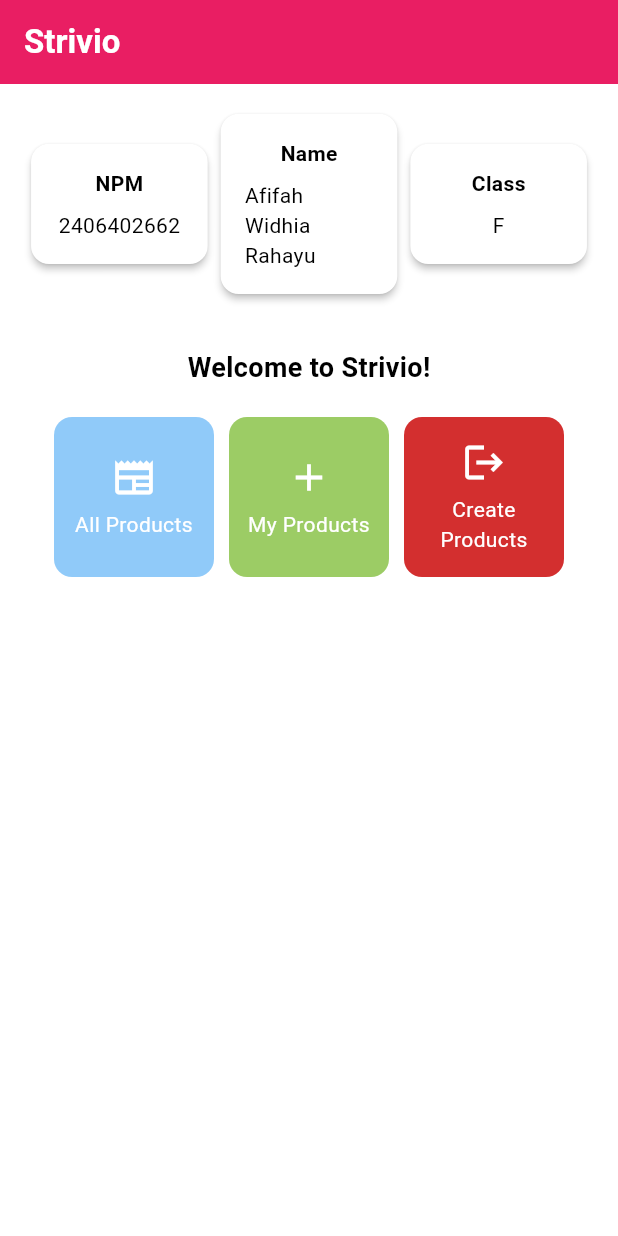
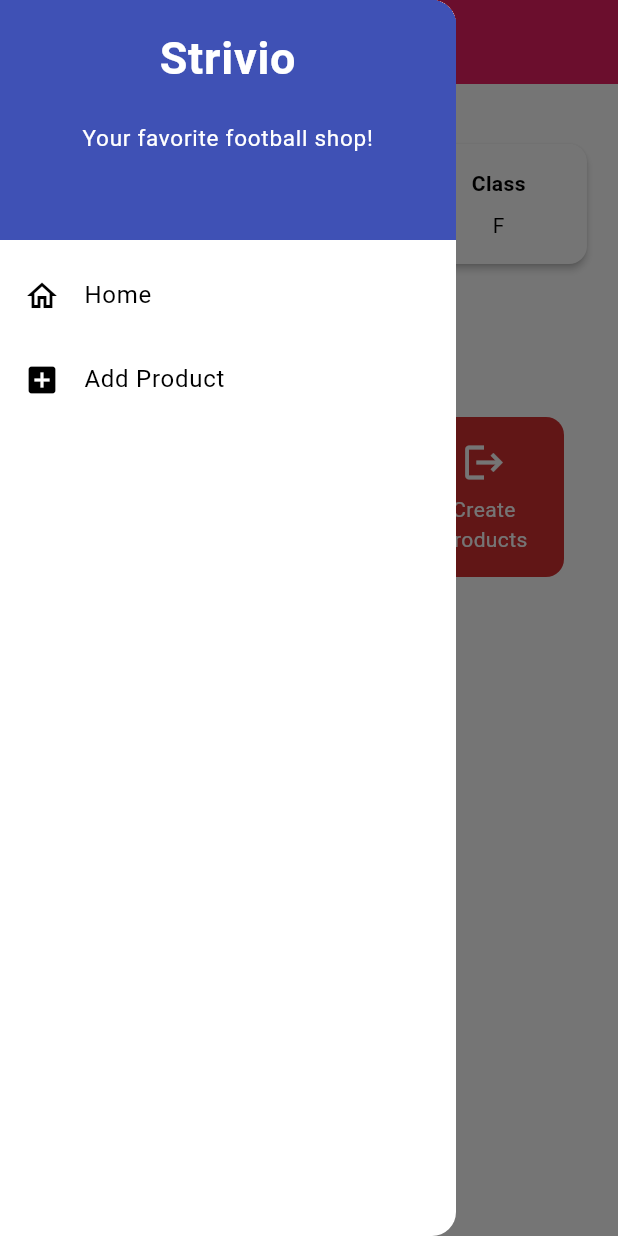
Before and after one commit to afifahwidhia/strivio-mobile, a Flutter app: the screen it shows after launch, with the side drawer open (before the commit the screen has no drawer), on a phone screen of 412 x 824 dp. Run offline on Flutter 3.47's test engine with Material 3 defaults, Android fonts, the phone set to English and light mode, and no system bars.

Commit message:
Update Tugas Individu 8

```diff
--- a/lib/main.dart
+++ b/lib/main.dart
@@ -1,5 +1,5 @@
 import 'package:flutter/material.dart';
-import 'package:strivio/menu.dart';
+import 'package:strivio/screens/menu.dart';
 
 void main() {
   runApp(const MyApp());
@@ -8,14 +8,17 @@ void main() {
 class MyApp extends StatelessWidget {
   const MyApp({super.key});
 
-  // This widget is the root of your application.
   @override
   Widget build(BuildContext context) {
     return MaterialApp(
-      title: 'Flutter Demo',
+      title: 'Strivio',
       theme: ThemeData(
-        colorScheme: ColorScheme.fromSwatch(primarySwatch: Colors.pink,
-        ).copyWith(secondary: Colors.pinkAccent[100]),
+        colorScheme: ColorScheme.fromSwatch(
+          primarySwatch: Colors.pink,
+        ).copyWith(
+          secondary: Colors.pinkAccent[100],
+        ),
+        useMaterial3: true,
       ),
       home: MyHomePage(),
     );
--- a/lib/menu.dart
+++ b/lib/screens/menu.dart
@@ -1,4 +1,7 @@
 import 'package:flutter/material.dart';
+import 'package:strivio/widgets/left_drawer.dart';
+import 'package:strivio/screens/product_form.dart';
+import 'package:strivio/widgets/item_card.dart';
 
 class MyHomePage extends StatelessWidget {
   MyHomePage({super.key});
@@ -10,7 +13,7 @@ class MyHomePage extends StatelessWidget {
   // List tombol (items)
   final List<ItemHomepage> items = [
     ItemHomepage("All Products", Icons.newspaper, Colors.blue.shade200),
-    ItemHomepage("My Products", Icons.add, Colors. lightGreen.shade400),
+    ItemHomepage("My Products", Icons.add, Colors.lightGreen.shade400),
     ItemHomepage("Create Products", Icons.logout, Colors.red.shade700),
   ];
 
@@ -31,6 +34,10 @@ class MyHomePage extends StatelessWidget {
         // Warna latar belakang AppBar diambil dari skema warna tema aplikasi.
         backgroundColor: Theme.of(context).colorScheme.primary,
       ),
+
+      // Tambahkan drawer di halaman utama
+      drawer: const LeftDrawer(),
+
       // Body halaman dengan padding di sekelilingnya.
       body: Padding(
         padding: const EdgeInsets.all(16.0),
@@ -133,58 +140,3 @@ class ItemHomepage {
 
   ItemHomepage(this.name, this.icon, this.color);
 }
-
-class ItemCard extends StatelessWidget {
-  // Menampilkan kartu dengan ikon dan nama.
-
-  final ItemHomepage item;
-
-  const ItemCard(this.item, {super.key});
-
-  @override
-  Widget build(BuildContext context) {
-    return Material(
-      // Menentukan warna latar belakang dari tema aplikasi.
-      color: item.color,
-      // Membuat sudut kartu melengkung.
-      borderRadius: BorderRadius.circular(12),
-
-      child: InkWell(
-        // Aksi ketika kartu ditekan.
-        onTap: () {
-          // Menampilkan pesan SnackBar saat kartu ditekan.
-          ScaffoldMessenger.of(context)
-            ..hideCurrentSnackBar()
-            ..showSnackBar(
-              SnackBar(
-                  content:
-                  Text("Kamu telah menekan tombol ${item.name}!")),
-            );
-        },
-        // Container untuk menyimpan Icon dan Text
-        child: Container(
-          padding: const EdgeInsets.all(8),
-          child: Center(
-            child: Column(
-              // Menyusun ikon dan teks di tengah kartu.
-              mainAxisAlignment: MainAxisAlignment.center,
-              children: [
-                Icon(
-                  item.icon,
-                  color: Colors.white,
-                  size: 30.0,
-                ),
-                const Padding(padding: EdgeInsets.all(3)),
-                Text(
-                  item.name,
-                  textAlign: TextAlign.center,
-                  style: const TextStyle(color: Colors.white),
-                ),
-              ],
-            ),
-          ),
-        ),
-      ),
-    );
-  }
-}
--- /dev/null
+++ b/lib/widgets/item_card.dart
@@ -0,0 +1,66 @@
+import 'package:flutter/material.dart';
+import 'package:strivio/screens/product_form.dart';
+import 'package:strivio/screens/menu.dart';
+
+class ItemCard extends StatelessWidget {
+  // Menampilkan kartu dengan ikon dan nama.
+
+  final ItemHomepage item;
+
+  const ItemCard(this.item, {super.key});
+
+  @override
+  Widget build(BuildContext context) {
+    return Material(
+      // Menentukan warna latar belakang dari tema aplikasi.
+      color: item.color,
+      // Membuat sudut kartu melengkung.
+      borderRadius: BorderRadius.circular(12),
+
+      child: InkWell(
+        // Aksi ketika kartu ditekan.
+        onTap: () {
+          // Menampilkan pesan SnackBar saat kartu ditekan.
+          ScaffoldMessenger.of(context)
+            ..hideCurrentSnackBar()
+            ..showSnackBar(
+              SnackBar(
+                content: Text("Kamu telah menekan tombol ${item.name}!"),
+              ),
+            );
+
+          // Tambahkan navigasi berdasarkan nama tombol
+          if (item.name == "Create Products") {
+            Navigator.push(
+              context,
+              MaterialPageRoute(builder: (context) => const ProductFormPage()),
+            );
+          }
+        },
+        // Container untuk menyimpan Icon dan Text
+        child: Container(
+          padding: const EdgeInsets.all(8),
+          child: Center(
+            child: Column(
+              // Menyusun ikon dan teks di tengah kartu.
+              mainAxisAlignment: MainAxisAlignment.center,
+              children: [
+                Icon(
+                  item.icon,
+                  color: Colors.white,
+                  size: 30.0,
+                ),
+                const Padding(padding: EdgeInsets.all(3)),
+                Text(
+                  item.name,
+                  textAlign: TextAlign.center,
+                  style: const TextStyle(color: Colors.white),
+                ),
+              ],
+            ),
+          ),
+        ),
+      ),
+    );
+  }
+}
--- /dev/null
+++ b/lib/widgets/left_drawer.dart
@@ -0,0 +1,56 @@
+import 'package:flutter/material.dart';
+import 'package:strivio/screens/menu.dart';
+import 'package:strivio/screens/product_form.dart';
+
+class LeftDrawer extends StatelessWidget {
+  const LeftDrawer({super.key});
+
+  @override
+  Widget build(BuildContext context) {
+    return Drawer(
+      child: ListView(
+        children: [
+          const DrawerHeader(
+            decoration: BoxDecoration(color: Colors.indigo),
+            child: Column(
+              children: [
+                Text(
+                  'Strivio',
+                  textAlign: TextAlign.center,
+                  style: TextStyle(
+                      fontSize: 30, fontWeight: FontWeight.bold, color: Colors.white),
+                ),
+                Padding(padding: EdgeInsets.all(10)),
+                Text(
+                  "Your favorite football shop!",
+                  textAlign: TextAlign.center,
+                  style: TextStyle(fontSize: 15, color: Colors.white),
+                ),
+              ],
+            ),
+          ),
+          ListTile(
+            leading: const Icon(Icons.home_outlined),
+            title: const Text('Home'),
+            onTap: () {
+              Navigator.pushReplacement(
+                context,
+                MaterialPageRoute(builder: (context) => MyHomePage()),
+              );
+            },
+          ),
+          ListTile(
+            leading: const Icon(Icons.add_box),
+            title: const Text('Add Product'),
+            onTap: () {
+              Navigator.pushReplacement(
+                context,
+                MaterialPageRoute(builder: (context) => const ProductFormPage()),
+              );
+            },
+          ),
+        ],
+      ),
+    );
+  }
+}
```
Also changed, not shown: lib/screens/product_form.dart (added, +188 -0 lines), 1 other file.
